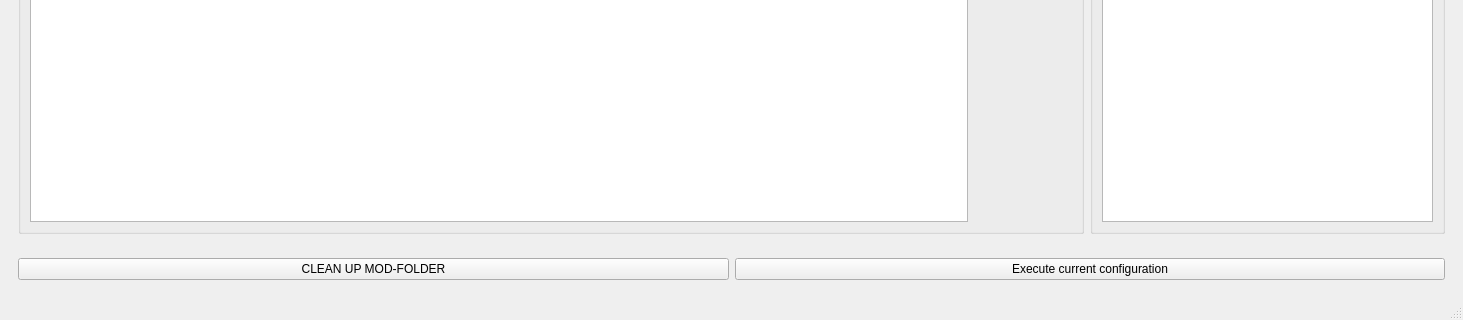
Old version of the form ui/modbuddy.ui in the repository OlavStornes/ModBuddy; both pictures show x 0 to 1463 and y 489 to 809 of the 1463 by 809 pixel window.
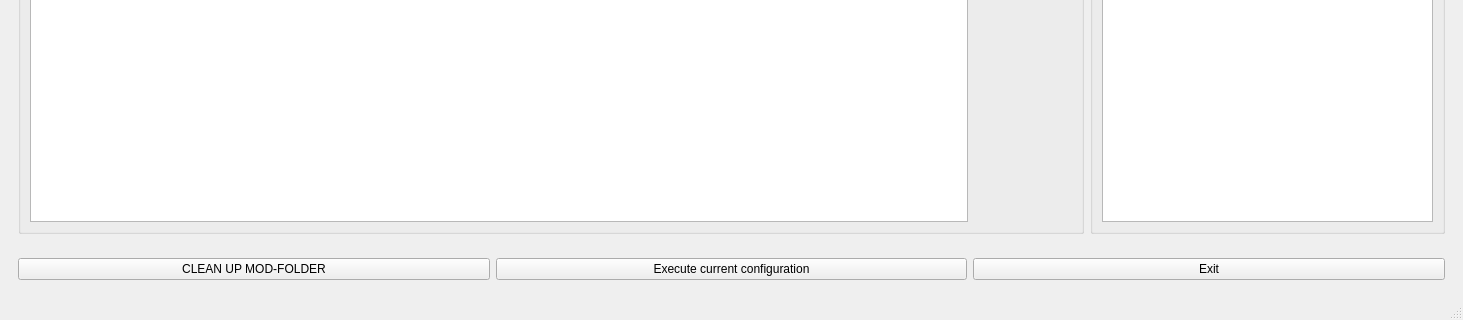
New version of the form.

Commit message: Simple change to add an exit button so I can chainload on the Steam Deck through Steam Tinker Launch

```diff
--- a/ui/modbuddy.ui
+++ b/ui/modbuddy.ui
@@ -129,6 +129,13 @@
          </property>
         </widget>
        </item>
+       <item>
+        <widget class="QPushButton" name="exit_button">
+         <property name="text">
+          <string>Exit</string>
+         </property>
+        </widget>
+       </item>
       </layout>
      </widget>
     </item>
```
The commit also changes 1 other file.
